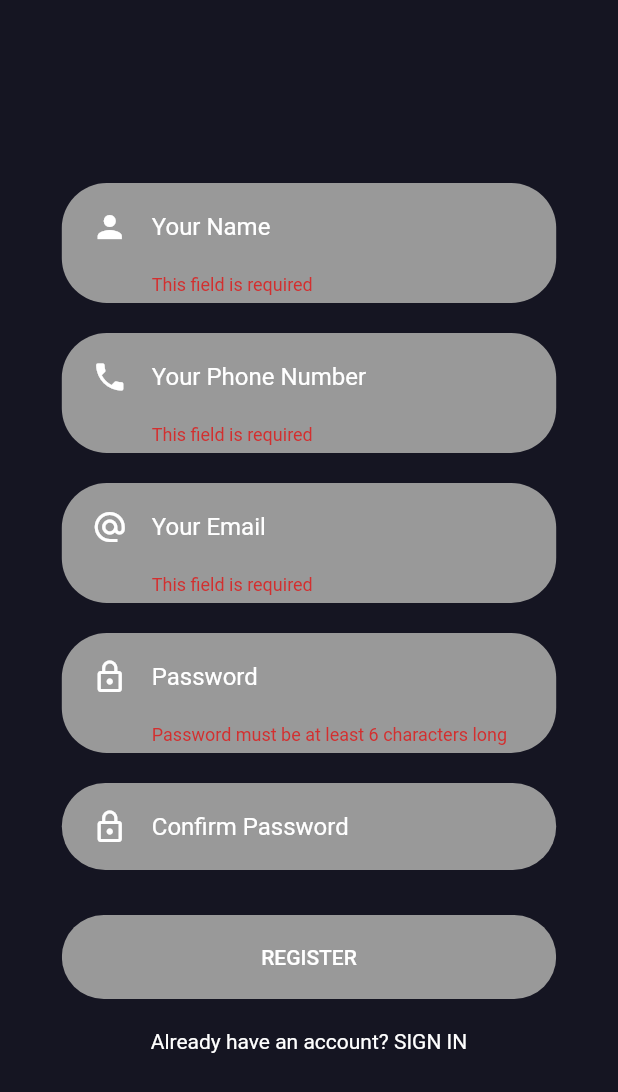
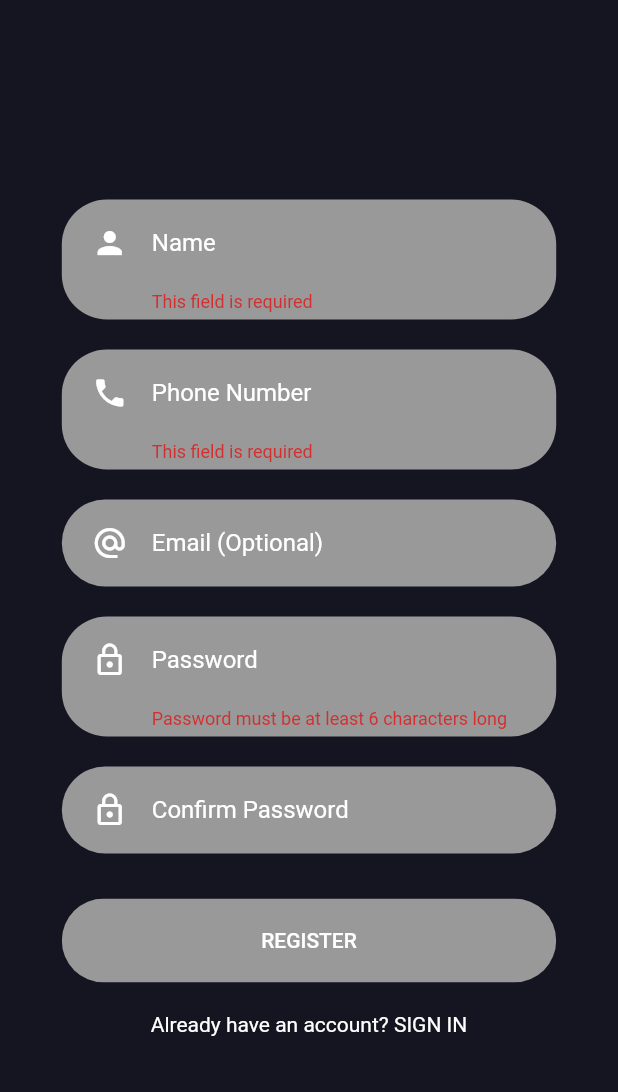
Before and after one commit to MrPengueeen/RBS-Entertainment, a Flutter app: the SignUpScreen screen opened directly, after a tap on "REGISTER", on a phone screen of 412 x 824 dp. Shown: the top 1092 px of the screen. Run offline on Flutter 3.47's test engine with Material 2 defaults, Android fonts, the phone set to English and light mode, and no system bars; our stand-ins replace nb_utils, velocity_x.

Commit message:
email in registration made optional

```diff
--- a/lib/views/screens/auth_screens/sign_up_screen.dart
+++ b/lib/views/screens/auth_screens/sign_up_screen.dart
@@ -42,25 +42,25 @@ class _SignUpScreenState extends State<SignUpScreen> {
                   crossAxisAlignment: CrossAxisAlignment.center,
                   children: [
                     CustomTextField(
-                      hintText: "Your Name",
+                      hintText: "Name",
                       icon: Icons.person,
                       onChanged: (value) => _name = value,
                       validator: (value) =>
                           value.isEmpty ? 'This field is required' : null,
                     ),
                     CustomTextField(
-                      hintText: "Your Phone Number",
+                      hintText: "Phone Number",
                       icon: Icons.phone,
                       onChanged: (value) => _phone = value,
                       validator: (value) =>
                           value.isEmpty ? 'This field is required' : null,
                     ),
                     CustomTextField(
-                      hintText: "Your Email",
+                      hintText: "Email (Optional)",
                       icon: Icons.alternate_email,
                       onChanged: (value) => _email = value,
-                      validator: (value) =>
-                          value.isEmpty ? 'This field is required' : null,
+                      // validator: (value) =>
+                      //     value.isEmpty ? 'This field is required' : null,
                     ),
                     CustomTextField(
                       isPassword: true,
@@ -88,11 +88,13 @@ class _SignUpScreenState extends State<SignUpScreen> {
                           });
                           //context.showLoading(msg: 'Signing up');
                           var request = {
-                            'email': _email.trim(),
                             'password': _password,
                             'name': _name,
                             'phone': _phone,
                           };
+                          if (_email.trim().isNotEmpty) {
+                            request['email'] = _email.trim();
+                          }
                           registerUser(request).then((response) {
                             if (response['details'] ==
                                 "User successfully registered to the RBS Entertainment") {
```
